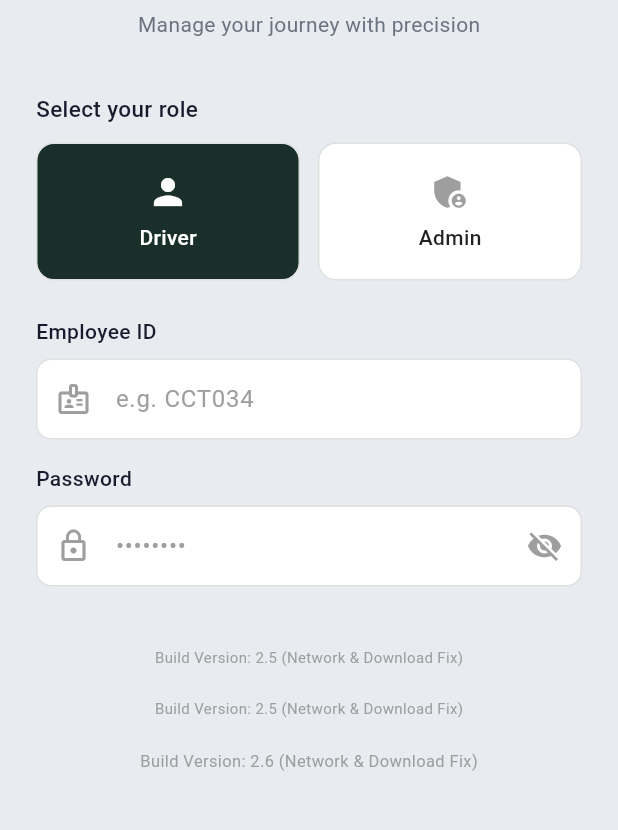
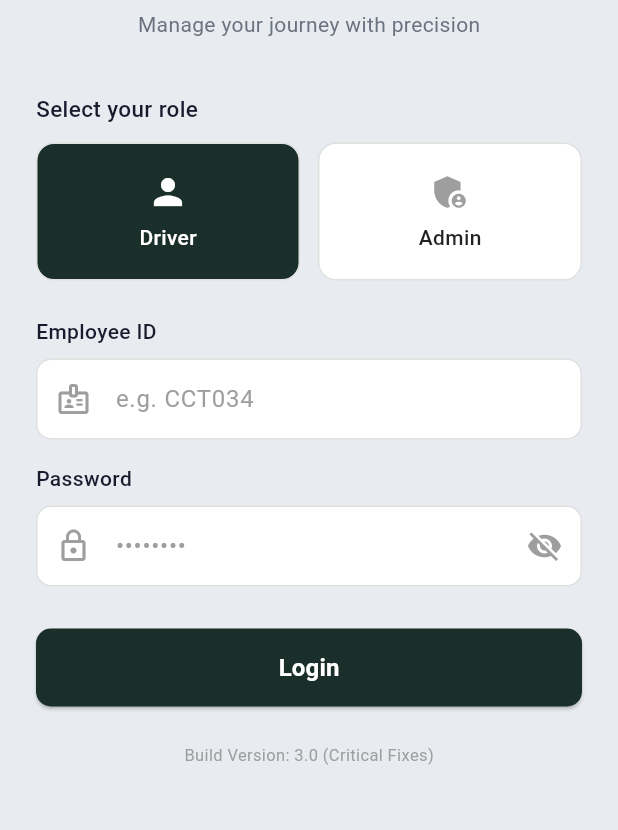
Before and after one commit to Kavya-1205/FleetConnect, a Flutter app: the screen it shows after launch, on a phone screen of 412 x 824 dp, the part 270-1100 px from its top. Run offline on Flutter 3.47's test engine with Material 3 defaults, Android fonts, the phone set to English and light mode, and no system bars; our stand-ins replace image_picker, permission_handler, share_plus, shared_preferences; missing offline and left inert: excel.

Commit message:
RESTORE LOGIN BUTTON and update to v3.0

```diff
--- a/mobile_app/lib/login_screen.dart
+++ b/mobile_app/lib/login_screen.dart
@@ -201,23 +201,28 @@ class _LoginScreenState extends State<LoginScreen> {
                     contentPadding: const EdgeInsets.symmetric(vertical: 14)),
                 ),
               ),
-              const SizedBox(height: 28),
-              const SizedBox(height: 12),
-              const Center(
-                child: Text("Build Version: 2.5 (Network & Download Fix)",
-                    style: TextStyle(fontSize: 10, color: Colors.grey)),
-              ),
-              const SizedBox(height: 20),
-              const Center(
-                child: Text("Build Version: 2.5 (Network & Download Fix)",
-                    style: TextStyle(fontSize: 10, color: Colors.grey)),
-              ),
-              const SizedBox(height: 20),
-              const Center(
-                child: Text("Build Version: 2.6 (Network & Download Fix)",
-                    style: TextStyle(fontSize: 11, color: Colors.grey)),
-              ),
-            ],
+               const SizedBox(height: 28),
+               SizedBox(
+                 width: double.infinity, height: 52,
+                 child: ElevatedButton(
+                   onPressed: _isLoading ? null : login,
+                   style: ElevatedButton.styleFrom(
+                     backgroundColor: const Color(0xFF1A2E2A),
+                     shape: RoundedRectangleBorder(
+                         borderRadius: BorderRadius.circular(10))),
+                   child: _isLoading
+                       ? const CircularProgressIndicator(color: Colors.white)
+                       : const Text("Login", style: TextStyle(
+                           color: Colors.white, fontSize: 16,
+                           fontWeight: FontWeight.w600)),
+                 ),
+               ),
+               const SizedBox(height: 24),
+               const Center(
+                 child: Text("Build Version: 3.0 (Critical Fixes)",
+                     style: TextStyle(fontSize: 11, color: Colors.grey)),
+               ),
+             ],
           ),
         ),
       ),
```
Also changed, not shown: 37 other files.
